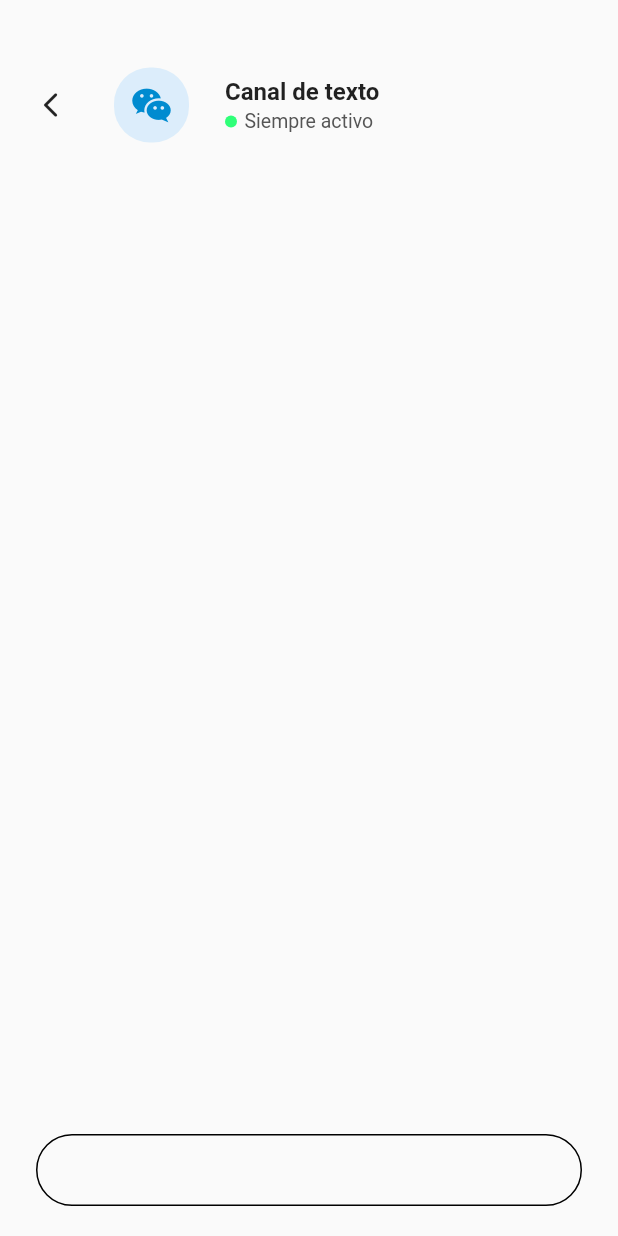
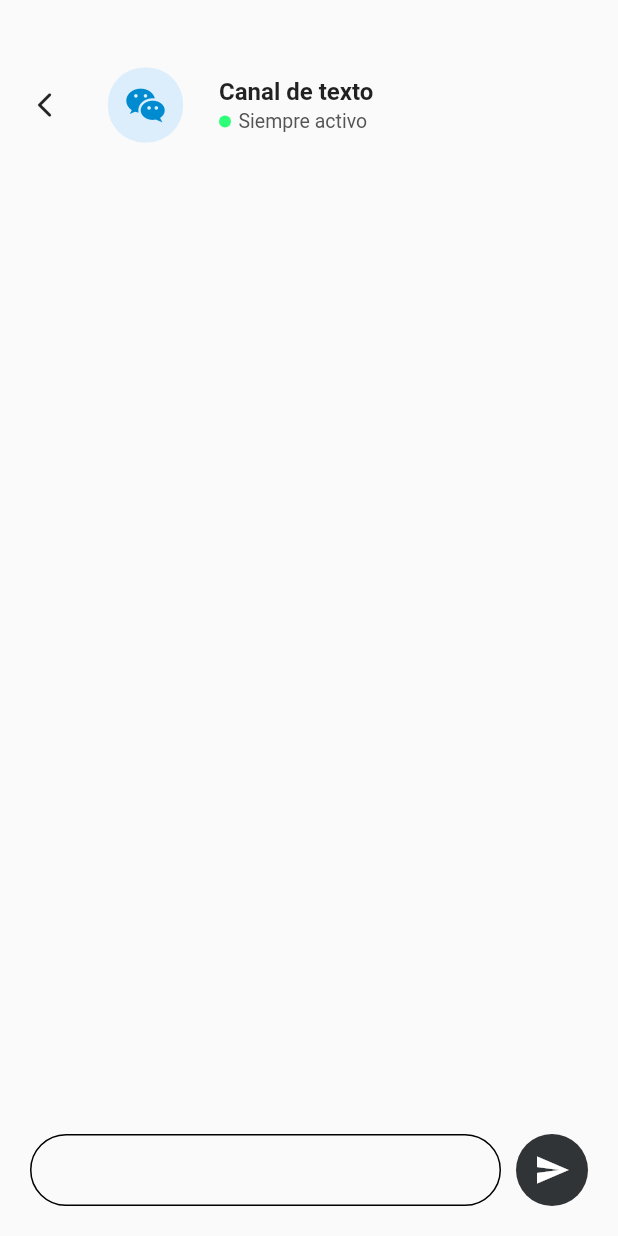
Before and after one commit to knbnunez/chat-IA-movil-Flutter, a Flutter app: the ChatPage screen opened by its route, on a phone screen of 412 x 824 dp. Run offline on Flutter 3.47's test engine with Material 2 defaults, Android fonts, the phone set to English and light mode, and no system bars.

```diff
--- a/lib/chat_page.dart
+++ b/lib/chat_page.dart
@@ -93,21 +93,26 @@ class _ChatPageState extends State<ChatPage> {
 
     return Scaffold(
         body: Container(
-            padding: const EdgeInsets.only(top: 45, left: 24, right: 24),
+            padding: const EdgeInsets.only(top: 45, left: 20, right: 20),
             child: Column(children: [
               const StateBar(),
 
+              //  En el de Leo, esto fue modificado para poder encapsular los textos en un container (que terminó siendo un nuevo widget) con estilo de usuario.
               Expanded(
                 child: ListView(
                   children: messages.map((e) => Text(e)).toList()
                 )
               ),
 
+              Row(
+                children: [
                   // ------------ //
                   //   inputText  //
                   // ------------ //
-              Container(
-                width: double.infinity,
+                  Expanded(
+                    child: Container(
+                        // width: double.infinity,
+                        // width: 200,
                         height: 48,
                         margin: const EdgeInsets.only(bottom: 20),
                         padding: const EdgeInsets.only(left: 15, right: 15),
@@ -130,7 +135,30 @@ class _ChatPageState extends State<ChatPage> {
                             border: InputBorder.none,
                           ),
                         ),
+                    ),
+                  ),
+
+                  // ------------ //
+                  //  Send Button //
+                  // ------------ //
+                  Container(
+                    margin: const EdgeInsets.only(left: 10, bottom: 20),
+                    decoration: BoxDecoration(
+                        color: const Color.fromRGBO(48, 52, 55, 1),
+                        borderRadius: BorderRadius.circular(50)),
+                    child: IconButton(
+                      onPressed: () {
+                        setState(() {
+                          messages.add(textFieldController.text);
+                        });
+                        textFieldController.clear();
+                      },
+                      icon: const Icon(Icons.send),
+                      color: Colors.white,
                     )
+                  ),
+                ],
+              ),
             ])
           )
         );
```
Lines whose indentation alone changed are shown as unchanged.
